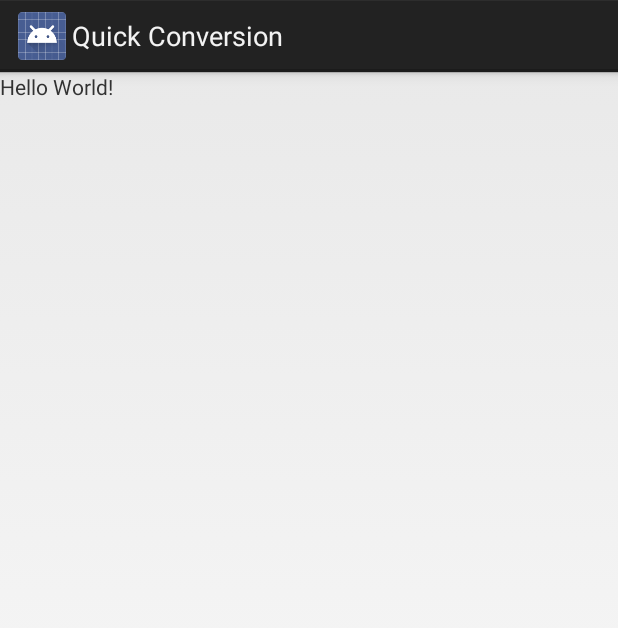
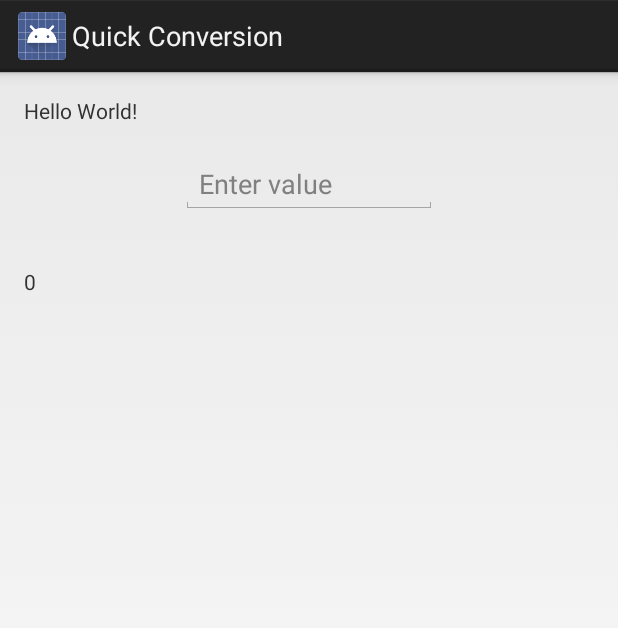
Before and after one commit to codyjm/QuickConversion, an Android app: the screen it shows after launch (ConversionActivity), on a phone screen of 412 x 824 dp. Shown: the top 628 px of the screen. Run offline under Robolectric (Android 15) with nearby library versions, the phone set to English and light mode, and no system bars.

Commit message:
Add starting layout

```diff
--- a/app/src/main/res/layout/activity_conversion.xml
+++ b/app/src/main/res/layout/activity_conversion.xml
@@ -4,8 +4,14 @@
     xmlns:tools="http://schemas.android.com/tools"
     android:layout_width="match_parent"
     android:layout_height="match_parent"
+    android:padding="16dp"
+    android:orientation="vertical"
     tools:context="com.codymoxham.quickconversion.ConversionActivity">
 
+    <!-- TODO - edit maybe
+     Change background color
+     Settings menu changes conversion pairs
+     -->
     <TextView
         android:layout_width="wrap_content"
         android:layout_height="wrap_content"
@@ -15,4 +21,22 @@
         app:layout_constraintRight_toRightOf="parent"
         app:layout_constraintTop_toTopOf="parent" />
 
+    <EditText
+        android:id="@+id/edit_text"
+        android:layout_width="wrap_content"
+        android:layout_height="wrap_content"
+        android:layout_marginTop="20dp"
+        android:layout_gravity="center"
+        android:hint="@string/text_hint"
+        android:ems="8" />
+
+    <TextView
+        android:id="@+id/result_view"
+        android:layout_width="wrap_content"
+        android:layout_height="wrap_content"
+        android:layout_marginTop="35dp"
+        android:text="@string/default_result" />
+
+
+
 </LinearLayout>
--- a/app/src/main/res/layout/activity_settings.xml
+++ b/app/src/main/res/layout/activity_settings.xml
@@ -1,9 +1,11 @@
 <?xml version="1.0" encoding="utf-8"?>
-<android.support.constraint.ConstraintLayout xmlns:android="http://schemas.android.com/apk/res/android"
+<LinearLayout xmlns:android="http://schemas.android.com/apk/res/android"
     xmlns:app="http://schemas.android.com/apk/res-auto"
     xmlns:tools="http://schemas.android.com/tools"
     android:layout_width="match_parent"
     android:layout_height="match_parent"
+    android:padding="16dp"
+    android:orientation="vertical"
     tools:context="com.codymoxham.quickconversion.SettingsActivity">
 
-</android.support.constraint.ConstraintLayout>
+</LinearLayout>
--- a/app/src/main/res/values/strings.xml
+++ b/app/src/main/res/values/strings.xml
@@ -1,3 +1,7 @@
 <resources>
     <string name="app_name">Quick Conversion</string>
+    <string name="text_hint">Enter value</string>
+    <string name="default_result">0</string>
+
+
 </resources>
```
